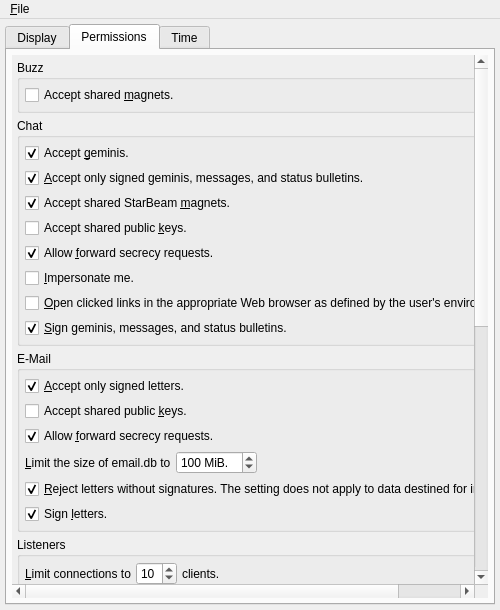
This is branches/trunk/UI/spot-on-options.ui in textbrowser/spot-on as Qt 5 draws it before an edit. The edited form follows.
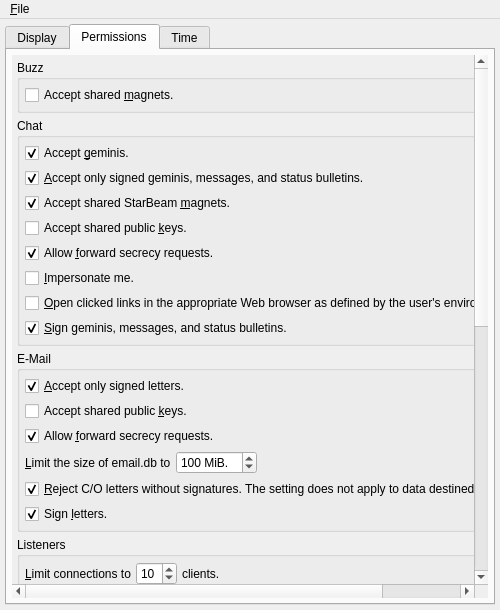
This is the edited form. The open tabs and pages were chosen to show the change. Icons and pictures are not drawn.

What changed in the file:
```diff
--- a/branches/trunk/UI/spot-on-options.ui
+++ b/branches/trunk/UI/spot-on-options.ui
@@ -968,7 +968,7 @@
             <rect>
              <x>0</x>
              <y>0</y>
-             <width>581</width>
+             <width>634</width>
              <height>1084</height>
             </rect>
            </property>
@@ -1208,7 +1208,7 @@
                <item>
                 <widget class="QCheckBox" name="coAcceptSigned">
                  <property name="text">
-                  <string>&amp;Reject letters without signatures. The setting does not apply to data destined for institutions.</string>
+                  <string>&amp;Reject C/O letters without signatures. The setting does not apply to data destined for institutions.</string>
                  </property>
                  <property name="checked">
                   <bool>true</bool>
```
Left out of the diff: 231 changed lines with no effect on the pictures.
